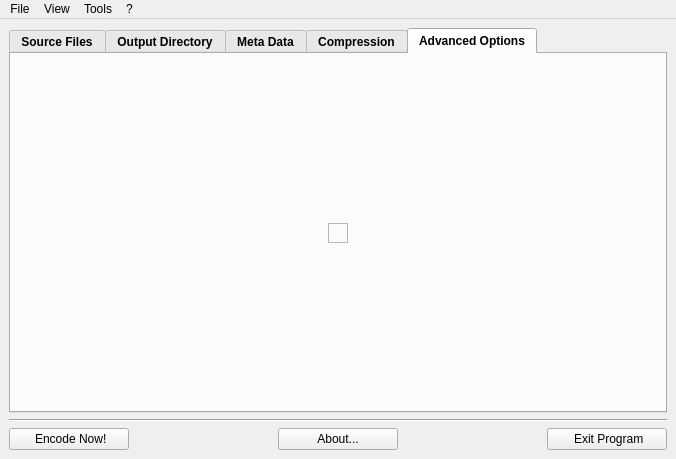
First picture: the form in gui/MainWindow.ui, repository lordmulder/LameXP, before the edit.
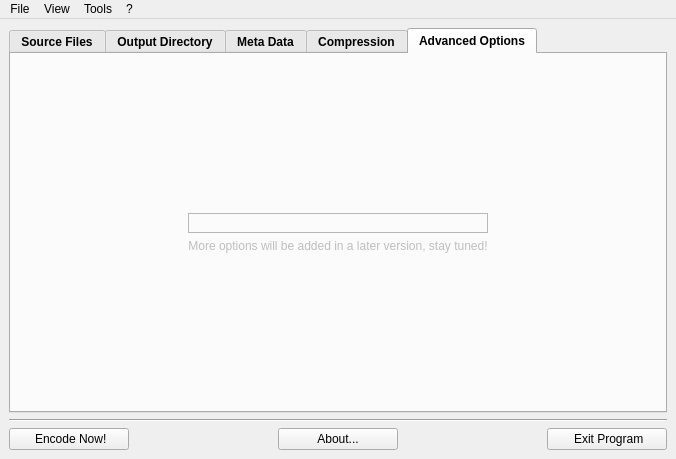
Second picture: the form after the edit. The open tabs and pages were chosen to show the change. Icons and pictures are not drawn.

```diff
--- a/gui/MainWindow.ui
+++ b/gui/MainWindow.ui
@@ -901,7 +901,7 @@
          <layout class="QGridLayout" name="gridLayout_8">
           <item row="0" column="0">
            <layout class="QGridLayout" name="gridLayout_7">
-            <item row="1" column="1">
+            <item row="2" column="1">
              <widget class="QLabel" name="label_4">
               <property name="cursor">
                <cursorShape>ForbiddenCursor</cursorShape>
@@ -923,7 +923,7 @@
               </property>
              </widget>
             </item>
-            <item row="2" column="1">
+            <item row="4" column="1">
              <spacer name="verticalSpacer_7">
               <property name="orientation">
                <enum>Qt::Vertical</enum>
@@ -949,7 +949,7 @@
               </property>
              </spacer>
             </item>
-            <item row="1" column="0">
+            <item row="2" column="0">
              <spacer name="horizontalSpacer_12">
               <property name="orientation">
                <enum>Qt::Horizontal</enum>
@@ -962,7 +962,7 @@
               </property>
              </spacer>
             </item>
-            <item row="1" column="2">
+            <item row="2" column="2">
              <spacer name="horizontalSpacer_13">
               <property name="orientation">
                <enum>Qt::Horizontal</enum>
@@ -975,6 +975,25 @@
               </property>
              </spacer>
             </item>
+            <item row="3" column="1">
+             <widget class="QLabel" name="label">
+              <property name="enabled">
+               <bool>false</bool>
+              </property>
+              <property name="font">
+               <font>
+                <weight>50</weight>
+                <bold>false</bold>
+               </font>
+              </property>
+              <property name="text">
+               <string>More options will be added in a later version, stay tuned!</string>
+              </property>
+              <property name="alignment">
+               <set>Qt::AlignCenter</set>
+              </property>
+             </widget>
+            </item>
            </layout>
           </item>
          </layout>
```
Left out of the diff: 6 changed lines with no effect on the pictures.
